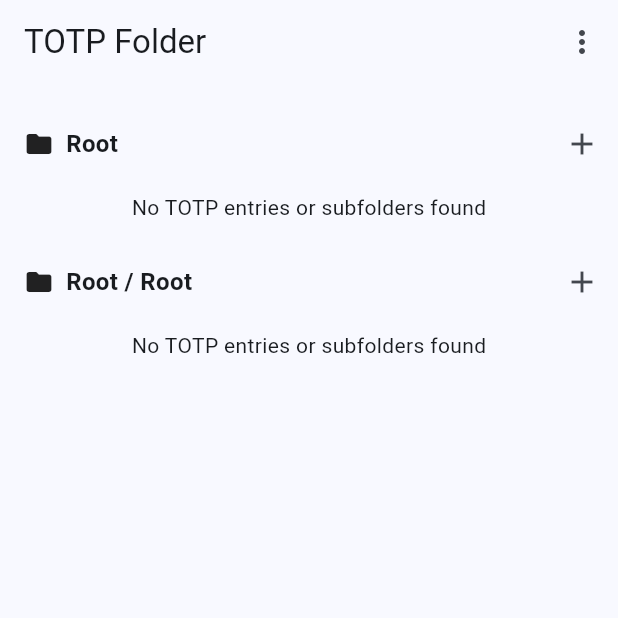
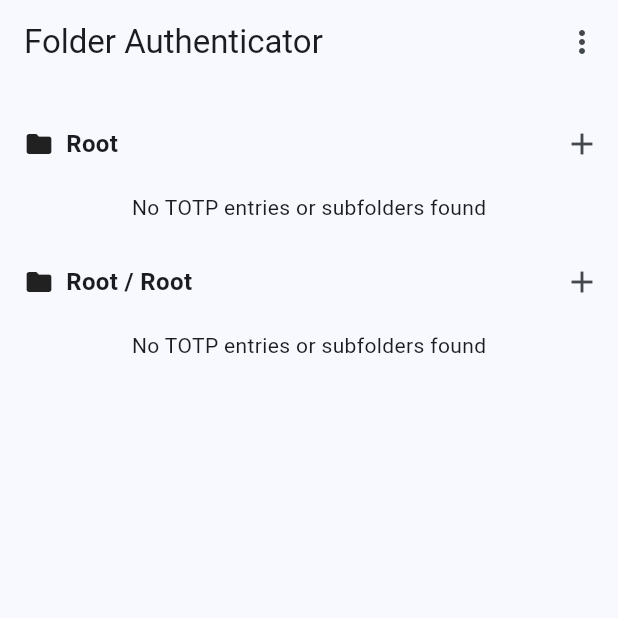
Before and after one commit to hmiyado/folder_authenticator, a Flutter app: the screen it shows after launch, on a phone screen of 412 x 824 dp, the top half of it. Run offline on Flutter 3.47's test engine with Material 3 defaults, Android fonts, the phone set to English and light mode, and no system bars; our stand-ins replace flutter_riverpod, flutter_secure_storage, package_info_plus, qr_flutter, riverpod_annotation, sqflite; missing offline and left inert: base32, encrypt, mobile_scanner, otp; accounts and stored records are empty; generated files the repository leaves out were written again; statements that could not run were skipped.

Commit message:
feat: update references from TOTP Folder to Folder Authenticator across documentation and code

```diff
--- a/lib/home/home_page.dart
+++ b/lib/home/home_page.dart
@@ -18,7 +18,7 @@ class _HomePageState extends ConsumerState<HomePage> {
 
     return Scaffold(
       appBar: AppBar(
-        title: const Text('TOTP Folder'),
+        title: const Text('Folder Authenticator'),
         actions: [
           PopupMenuButton<String>(
             icon: const Icon(Icons.more_vert),
--- a/lib/main.dart
+++ b/lib/main.dart
@@ -30,7 +30,7 @@ class MyApp extends StatelessWidget {
   @override
   Widget build(BuildContext context) {
     return MaterialApp(
-      title: 'TOTP Folder',
+      title: 'Folder Authenticator',
       theme: ThemeData(
         colorScheme: ColorScheme.fromSeed(
           seedColor: Colors.blue,
--- a/lib/settings/settings_page.dart
+++ b/lib/settings/settings_page.dart
@@ -15,7 +15,7 @@ class SettingsPage extends ConsumerWidget {
           ListTile(
             leading: const Icon(Icons.info),
             title: const Text('About'),
-            subtitle: const Text('TOTP Folder App'),
+            subtitle: const Text('Folder Authenticator'),
             onTap: () {
               _showAboutDialog(context);
             },
@@ -31,7 +31,7 @@ class SettingsPage extends ConsumerWidget {
               if (context.mounted) {
                 showLicensePage(
                   context: context,
-                  applicationName: 'TOTP Folder',
+                  applicationName: 'Folder Authenticator',
                   applicationVersion: version,
                 );
               }
@@ -50,13 +50,13 @@ class SettingsPage extends ConsumerWidget {
           builder: (context, ref, child) {
             final viewModel = ref.watch(settingsPageViewModelProvider);
             return AlertDialog(
-              title: const Text('About TOTP Folder'),
+              title: const Text('About Folder Authenticator'),
               content: Column(
                 mainAxisSize: MainAxisSize.min,
                 crossAxisAlignment: CrossAxisAlignment.start,
                 children: [
                   const Text(
-                    'TOTP Folder is a Flutter-based mobile application that allows you to manage your Time-based One-Time Passwords (TOTP) efficiently.',
+                    'Folder Authenticator is a Flutter-based mobile application that allows you to manage your Time-based One-Time Passwords (TOTP) efficiently.',
                   ),
                   const SizedBox(height: 16),
                   const Text('Features:'),
```
Also changed, not shown: 4 other files.
